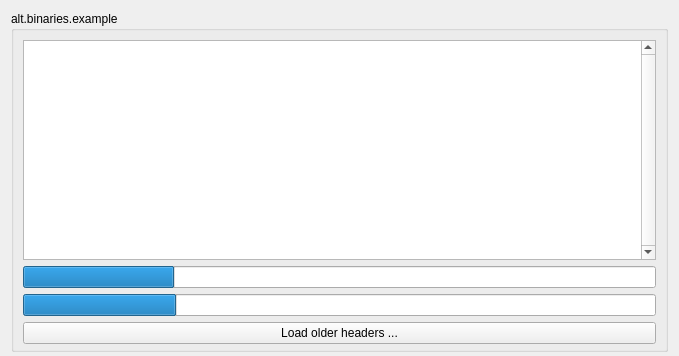
This is gui/newsgroup.ui in ensisoft/newsflash-plus as Qt 5 draws it before an edit. The edited form follows.
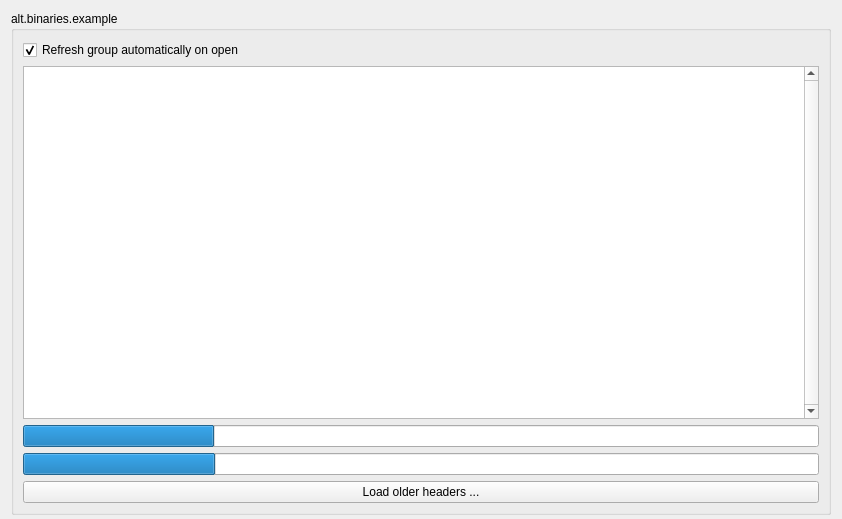
This is the edited form. Icons and pictures are not drawn.

Commit message:
Add automatic newsgroup refresh on loading of the tab/group contents
Add automatic newsgroup refresh on loading of the tab/group contents
when the automatic refresh checkbox is checked.

```diff
--- a/gui/newsgroup.ui
+++ b/gui/newsgroup.ui
@@ -6,8 +6,8 @@
    <rect>
     <x>0</x>
     <y>0</y>
-    <width>679</width>
-    <height>356</height>
+    <width>842</width>
+    <height>519</height>
    </rect>
   </property>
   <property name="windowTitle">
@@ -29,18 +29,35 @@
      <property name="flat">
       <bool>false</bool>
      </property>
-     <layout class="QGridLayout" name="gridLayout_4">
-      <property name="bottomMargin">
-       <number>5</number>
-      </property>
-      <item row="3" column="0">
-       <widget class="QPushButton" name="btnLoadMore">
-        <property name="text">
-         <string>Load older headers ...</string>
-        </property>
-       </widget>
+     <layout class="QVBoxLayout" name="verticalLayout">
+      <item>
+       <layout class="QHBoxLayout" name="horizontalLayout">
+        <item>
+         <widget class="QCheckBox" name="chkRefreshAutomatically">
+          <property name="text">
+           <string>Refresh group automatically on open</string>
+          </property>
+          <property name="checked">
+           <bool>true</bool>
+          </property>
+         </widget>
+        </item>
+        <item>
+         <spacer name="horizontalSpacer">
+          <property name="orientation">
+           <enum>Qt::Horizontal</enum>
+          </property>
+          <property name="sizeHint" stdset="0">
+           <size>
+            <width>40</width>
+            <height>20</height>
+           </size>
+          </property>
+         </spacer>
+        </item>
+       </layout>
       </item>
-      <item row="0" column="0">
+      <item>
        <widget class="QTableView" name="tableView">
         <property name="contextMenuPolicy">
          <enum>Qt::CustomContextMenu</enum>
@@ -89,7 +106,17 @@
         </attribute>
        </widget>
       </item>
-      <item row="2" column="0">
+      <item>
+       <widget class="QProgressBar" name="loader">
+        <property name="value">
+         <number>24</number>
+        </property>
+        <property name="textVisible">
+         <bool>false</bool>
+        </property>
+       </widget>
+      </item>
+      <item>
        <widget class="QProgressBar" name="progressBar">
         <property name="maximum">
          <number>99</number>
@@ -102,13 +129,10 @@
         </property>
        </widget>
       </item>
-      <item row="1" column="0">
-       <widget class="QProgressBar" name="loader">
-        <property name="value">
-         <number>24</number>
-        </property>
-        <property name="textVisible">
-         <bool>false</bool>
+      <item>
+       <widget class="QPushButton" name="btnLoadMore">
+        <property name="text">
+         <string>Load older headers ...</string>
         </property>
        </widget>
       </item>
```
Left out of the diff: 8 changed lines with no effect on the pictures. The commit also changes 1 other file.
